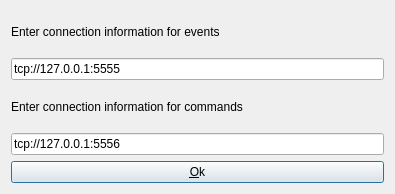
Qt form rbkit-lib/askhost.ui (codemancers/rbkit-client) before a commit.
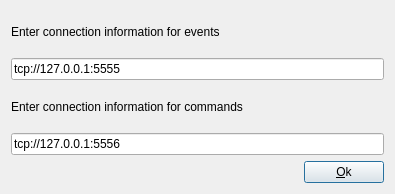
The same form after that commit.

```diff
--- a/rbkit-lib/askhost.ui
+++ b/rbkit-lib/askhost.ui
@@ -22,6 +22,8 @@
   <property name="windowTitle">
    <string>Enter address of your Ruby app</string>
   </property>
+  <layout class="QVBoxLayout" name="verticalLayout_3">
+   <item>
   <layout class="QVBoxLayout" name="verticalLayout_2">
    <item>
     <layout class="QVBoxLayout" name="verticalLayout">
@@ -64,11 +66,30 @@
     </layout>
    </item>
    <item>
+      <layout class="QHBoxLayout" name="horizontalLayout_2">
+       <item>
+        <spacer name="horizontalSpacer">
+         <property name="orientation">
+          <enum>Qt::Horizontal</enum>
+         </property>
+         <property name="sizeHint" stdset="0">
+          <size>
+           <width>178</width>
+           <height>20</height>
+          </size>
+         </property>
+        </spacer>
+       </item>
+       <item>
     <widget class="QPushButton" name="hostSelectedButton">
      <property name="text">
       <string>&amp;Ok</string>
      </property>
     </widget>
+       </item>
+      </layout>
+     </item>
+    </layout>
    </item>
   </layout>
  </widget>
```
Lines whose indentation alone changed are shown as unchanged.
